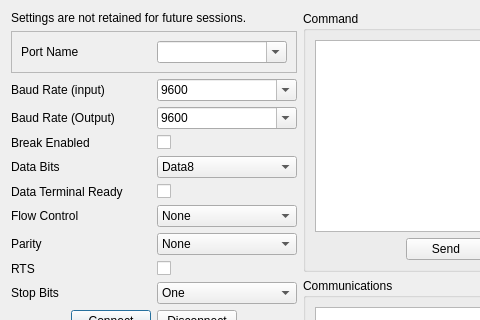
Above: UI/glitch-serial-port-window.ui from textbrowser/glitch before the change; both pictures show x 0 to 480 and y 0 to 320 of the 600 by 600 pixel window. Below: the same form after it.
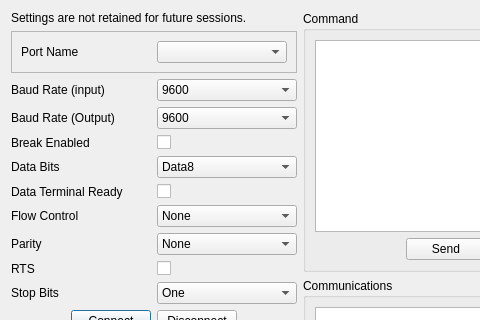
That is the form after the change. Icons and pictures are not drawn.

Commit message: Self-populating.

Patch:
```diff
--- a/UI/glitch-serial-port-window.ui
+++ b/UI/glitch-serial-port-window.ui
@@ -50,9 +50,6 @@
           </item>
           <item>
            <widget class="QComboBox" name="port_name">
-            <property name="editable">
-             <bool>true</bool>
-            </property>
             <property name="sizeAdjustPolicy">
              <enum>QComboBox::AdjustToContents</enum>
             </property>
@@ -72,9 +69,6 @@
          </item>
          <item row="0" column="1">
           <widget class="QComboBox" name="baud_rate_input">
-           <property name="editable">
-            <bool>true</bool>
-           </property>
            <property name="currentIndex">
             <number>3</number>
            </property>
@@ -132,9 +126,6 @@
          </item>
          <item row="1" column="1">
           <widget class="QComboBox" name="baud_rate_output">
-           <property name="editable">
-            <bool>true</bool>
-           </property>
            <property name="currentIndex">
             <number>3</number>
            </property>
```
The commit also changes 2 other files.
